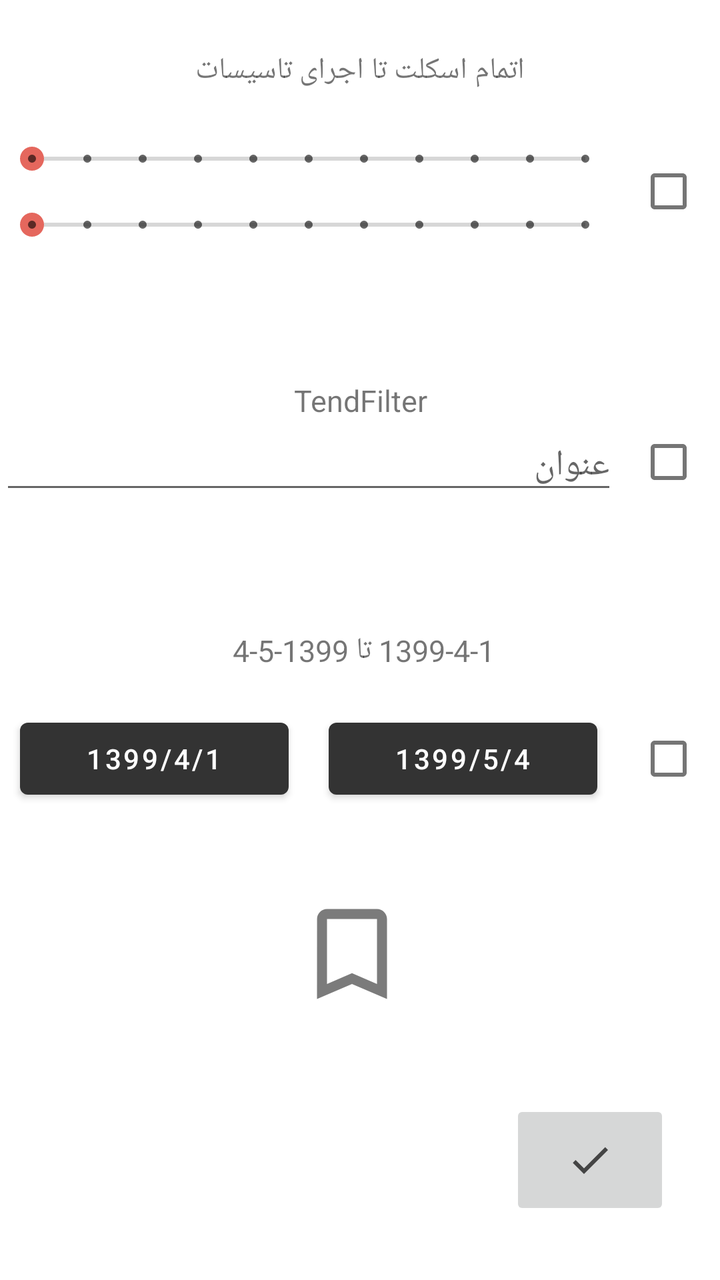
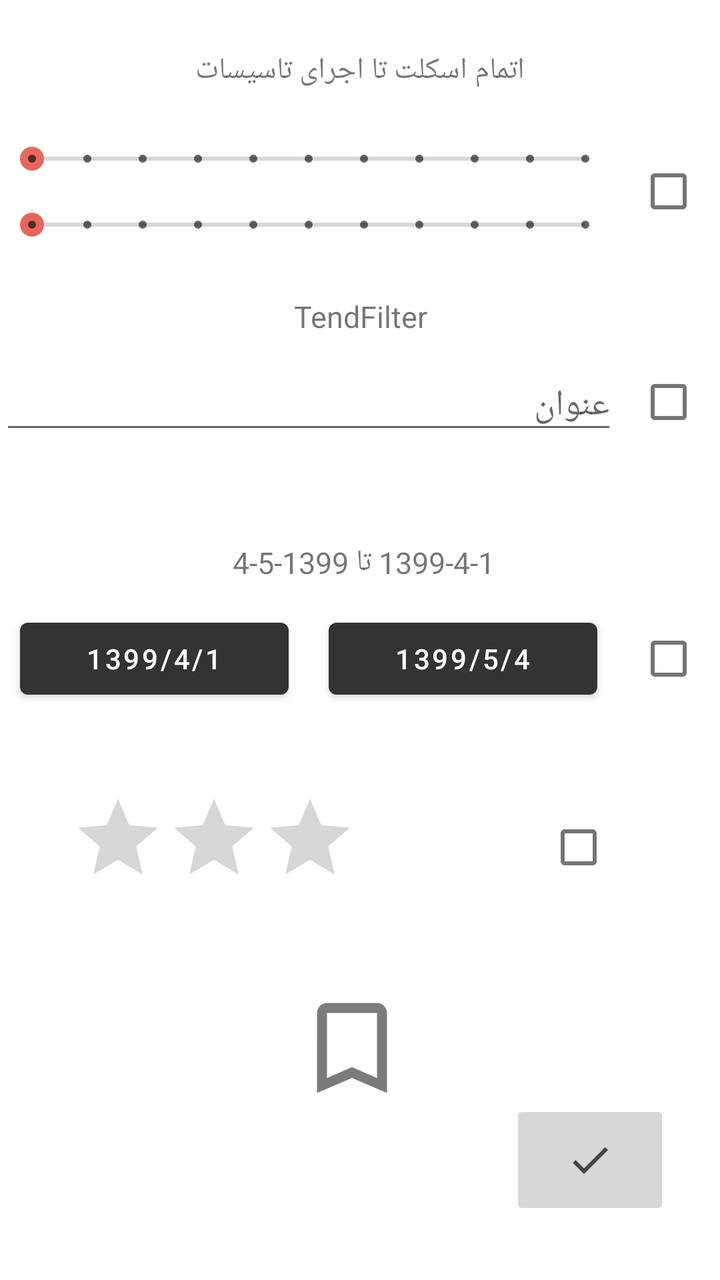

An Android layout rendered at two revisions. The XML below is the earlier revision; the diff shows what the commit changed to produce the second picture.
<!-- AndroidManifest.xml: application theme MyMaterialTheme -->
<!-- res/layout/fragment_drawer_map.xml -->
<?xml version="1.0" encoding="utf-8"?>
<RelativeLayout xmlns:android="http://schemas.android.com/apk/res/android"
    xmlns:app="http://schemas.android.com/apk/res-auto"
    android:layout_width="match_parent"
    android:layout_height="match_parent"
    android:background="@android:color/white">

    <TextView
        android:id="@+id/txtFilterSeek"
        android:layout_width="match_parent"
        android:layout_height="wrap_content"
        android:layout_alignParentTop="true"
        android:layout_marginTop="25dp"
        android:gravity="bottom"
        android:text="اتمام اسکلت تا اجرای تاسیسات"
        android:textAlignment="center"
        android:textSize="15sp" />


    <LinearLayout
        android:layout_width="match_parent"
        android:layout_height="wrap_content"
        android:layout_below="@+id/txtFilterSeek"
        android:layout_marginTop="25dp"
        android:orientation="horizontal">


        <LinearLayout
            android:layout_width="match_parent"
            android:layout_height="wrap_content"
            android:layout_weight="1"
            android:orientation="vertical"
            android:visibility="visible">


            <SeekBar
                android:id="@+id/seekBar01"
                android:layout_width="match_parent"
                android:layout_height="wrap_content"
                android:layout_marginBottom="15dp"
                android:max="10"
                android:theme="@style/Widget.AppCompat.SeekBar.Discrete" />

            <SeekBar
                android:id="@+id/seekBar02"
                android:layout_width="match_parent"
                android:layout_height="wrap_content"
                android:max="10"
                android:theme="@style/Widget.AppCompat.SeekBar.Discrete" />
        </LinearLayout>

        <CheckBox
            android:id="@+id/checkBoxFilter01"
            android:layout_width="match_parent"
            android:layout_height="match_parent"
            android:layout_weight="6" />

    </LinearLayout>

    <TextView
        android:id="@+id/txtFilterTend"
        android:layout_width="match_parent"
        android:layout_height="wrap_content"
        android:layout_alignParentTop="true"
        android:layout_marginTop="190dp"
        android:gravity="bottom"
        android:text="TendFilter"
        android:textAlignment="center"
        android:textSize="15sp" />

    <LinearLayout
        android:layout_width="match_parent"
        android:layout_height="wrap_content"
        android:layout_below="@+id/txtFilterSeek"
        android:layout_marginTop="165dp"
        android:orientation="horizontal">


        <EditText
            android:id="@+id/ediTendFilter"
            android:layout_width="match_parent"
            android:layout_height="wrap_content"
            android:hint="عنوان"
            android:layout_weight="1"/>

        <CheckBox
            android:id="@+id/checkBoxFilter02"
            android:layout_width="match_parent"
            android:layout_height="match_parent"
            android:layout_weight="6" />

    </LinearLayout>
    <TextView
        android:id="@+id/txtFilterDate"
        android:layout_width="match_parent"
        android:layout_height="wrap_content"
        android:layout_alignParentTop="true"
        android:layout_marginTop="315dp"
        android:gravity="bottom"
        android:text="1399-4-1 تا 1399-5-4 "
        android:textAlignment="center"
        android:textSize="15sp" />
    <LinearLayout
        android:layout_width="match_parent"
        android:layout_height="wrap_content"
        android:layout_below="@+id/txtFilterSeek"
        android:layout_marginTop="300dp"
        android:orientation="horizontal">


        <LinearLayout
            android:layout_width="match_parent"
            android:layout_height="wrap_content"
            android:layout_weight="1"
            android:orientation="horizontal"
            android:visibility="visible">


            <Button
                android:id="@+id/btnDateFilter01"
                android:layout_width="match_parent"
                android:layout_height="wrap_content"
                android:layout_margin="10dp"
                android:text="1399/4/1"
                android:layout_weight="1"
                 />

            <Button
                android:id="@+id/btnDateFilter02"
                android:layout_width="match_parent"
                android:layout_height="wrap_content"
                android:layout_margin="10dp"
                android:text="1399/5/4"
                android:layout_weight="1" />
        </LinearLayout>

        <CheckBox
            android:id="@+id/checkBoxFilter03"
            android:layout_width="match_parent"
            android:layout_height="match_parent"
            android:layout_weight="6" />

    </LinearLayout>

    <ImageButton
        android:id="@+id/imgFilter"
        android:layout_width="80dp"
        android:layout_height="60dp"
        android:layout_alignParentEnd="true"
        android:layout_alignParentBottom="true"
        android:layout_marginEnd="25dp"
        android:layout_marginBottom="30dp"
        app:srcCompat="@drawable/ic_done_black_24dp" />

    <CheckBox
        android:id="@+id/checkBoxBookmark"
        android:layout_width="wrap_content"
        android:layout_height="wrap_content"
        android:layout_alignParentStart="true"
        android:layout_alignParentTop="true"
        android:layout_marginStart="152dp"
        android:layout_marginTop="453dp"
        android:button="@drawable/selector_book_mark"
        android:scaleX="2.5"
        android:scaleY="2.5" />


</RelativeLayout>
<!-- resources referenced by this layout -->
<resources>
  <!-- drawable ic_done_black_24dp (drawable) -->
  <vector android:alpha="0.96" android:height="24dp"
      android:tint="#3C3C3C" android:viewportHeight="24.0"
      android:viewportWidth="24.0" android:width="24dp" xmlns:android="http://schemas.android.com/apk/res/android">
      <path android:fillColor="#FF000000" android:pathData="M9,16.2L4.8,12l-1.4,1.4L9,19 21,7l-1.4,-1.4L9,16.2z"/>
  </vector>
  <!-- drawable selector_book_mark (drawable) -->
  <?xml version="1.0" encoding="utf-8"?>
  <selector xmlns:android="http://schemas.android.com/apk/res/android">
      <item android:drawable="@drawable/ic_bk_false_24dp"
          android:state_checked="false"/>
      <item android:drawable="@drawable/ic_bk_true_24dp"
          android:state_checked="true"/>
      <item android:drawable="@drawable/ic_bk_false_24dp"/>
  </selector>
  <style name="MyMaterialTheme" parent="MyMaterialTheme.Base">
          <item name="android:textColorPrimary">@color/textColorPrimary</item>
      </style>
  <!-- drawable ic_bk_false_24dp (drawable) -->
  <vector android:alpha="0.96" android:height="24dp"
      android:tint="#3C3C3C" android:viewportHeight="24.0"
      android:viewportWidth="24.0" android:width="24dp" xmlns:android="http://schemas.android.com/apk/res/android">
      <path android:fillColor="#FF000000" android:pathData="M17,3L7,3c-1.1,0 -1.99,0.9 -1.99,2L5,21l7,-3 7,3L19,5c0,-1.1 -0.9,-2 -2,-2zM17,18l-5,-2.18L7,18L7,5h10v13z"/>
  </vector>
  <!-- drawable ic_bk_true_24dp (drawable) -->
  <vector android:alpha="0.96" android:height="24dp"
      android:tint="#3C3C3C" android:viewportHeight="24.0"
      android:viewportWidth="24.0" android:width="24dp" xmlns:android="http://schemas.android.com/apk/res/android">
      <path android:fillColor="#FF000000" android:pathData="M17,3H7c-1.1,0 -1.99,0.9 -1.99,2L5,21l7,-3 7,3V5c0,-1.1 -0.9,-2 -2,-2z"/>
  </vector>
  <style name="MyMaterialTheme.Base" parent="Theme.MaterialComponents.Light.NoActionBar">
          <item name="windowNoTitle">true</item>
          <item name="windowActionBar">false</item>
          <item name="colorPrimary">@color/colorPrimary</item>
          <item name="colorPrimaryDark">@color/colorPrimaryDark</item>
          <item name="colorAccent">@color/colorAccent</item>
      </style>
  <color name="textColorPrimary">#666666</color>
  <color name="colorPrimary">#333333</color>
  <color name="colorPrimaryDark">#333333</color>
  <color name="colorAccent">#E5675D</color>
</resources>

<!-- the commit's change to res/layout/fragment_drawer_map.xml (unified diff, before → after) -->
@@ -62,7 +62,7 @@
         android:layout_width="match_parent"
         android:layout_height="wrap_content"
         android:layout_alignParentTop="true"
-        android:layout_marginTop="190dp"
+        android:layout_marginTop="148dp"
         android:gravity="bottom"
         android:text="TendFilter"
         android:textAlignment="center"
@@ -72,7 +72,7 @@
         android:layout_width="match_parent"
         android:layout_height="wrap_content"
         android:layout_below="@+id/txtFilterSeek"
-        android:layout_marginTop="165dp"
+        android:layout_marginTop="135dp"
         android:orientation="horizontal">
 
 
@@ -90,21 +90,23 @@
             android:layout_weight="6" />
 
     </LinearLayout>
+
     <TextView
         android:id="@+id/txtFilterDate"
         android:layout_width="match_parent"
         android:layout_height="wrap_content"
         android:layout_alignParentTop="true"
-        android:layout_marginTop="315dp"
+        android:layout_marginTop="271dp"
         android:gravity="bottom"
         android:text="1399-4-1 تا 1399-5-4 "
         android:textAlignment="center"
         android:textSize="15sp" />
+
     <LinearLayout
         android:layout_width="match_parent"
         android:layout_height="wrap_content"
         android:layout_below="@+id/txtFilterSeek"
-        android:layout_marginTop="300dp"
+        android:layout_marginTop="250dp"
         android:orientation="horizontal">
 
 
@@ -141,6 +143,28 @@
             android:layout_weight="6" />
 
     </LinearLayout>
+    <LinearLayout
+        android:layout_width="match_parent"
+        android:layout_height="wrap_content"
+        android:layout_below="@+id/txtFilterSeek"
+        android:layout_marginTop="350dp"
+        android:orientation="horizontal">
+        <RatingBar
+            android:id="@+id/ratingFilter"
+            android:layout_width="wrap_content"
+            android:layout_height="wrap_content"
+            android:layout_marginLeft="35dp"
+            android:layout_marginRight="40dp"
+            android:stepSize="1"
+            android:saveEnabled="true"
+            android:numStars="3"/>
+
+        <CheckBox
+            android:id="@+id/checkBoxFilter04"
+            android:layout_width="match_parent"
+            android:layout_height="match_parent"/>
+
+    </LinearLayout>
 
     <ImageButton
         android:id="@+id/imgFilter"
@@ -159,7 +183,7 @@
         android:layout_alignParentStart="true"
         android:layout_alignParentTop="true"
         android:layout_marginStart="152dp"
-        android:layout_marginTop="453dp"
+        android:layout_marginTop="500dp"
         android:button="@drawable/selector_book_mark"
         android:scaleX="2.5"
         android:scaleY="2.5" />
